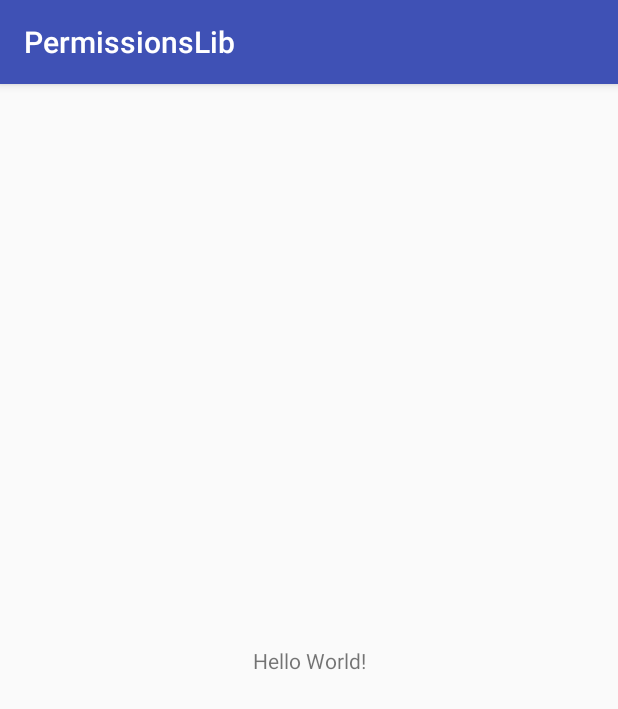
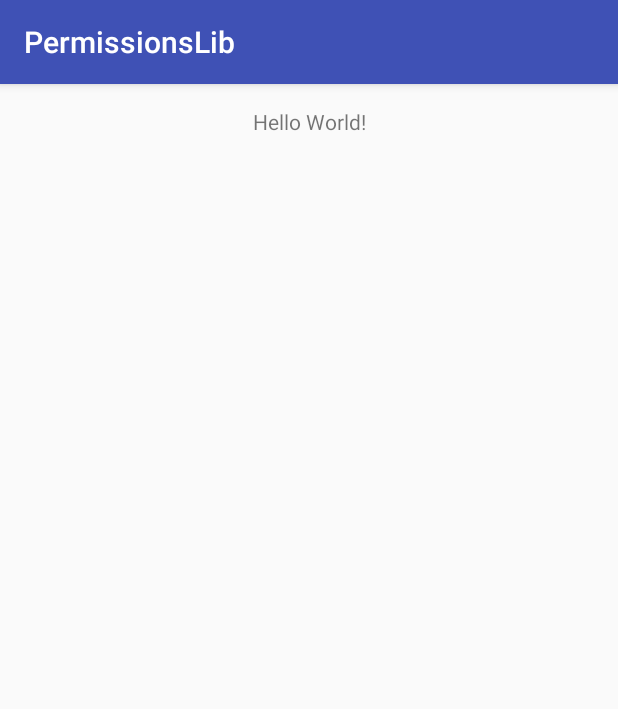
Before and after one commit to ziq358/PermissionsLib, an Android app: the screen it shows after launch (MainActivity), on a phone screen of 412 x 824 dp. Shown: the top 709 px of the screen. Run offline under Robolectric (Android 15) with nearby library versions, the phone set to English and light mode, and no system bars.

```diff
--- a/app/src/main/AndroidManifest.xml
+++ b/app/src/main/AndroidManifest.xml
@@ -1,6 +1,9 @@
 <?xml version="1.0" encoding="utf-8"?>
 <manifest xmlns:android="http://schemas.android.com/apk/res/android"
     package="com.example.john.permissionslib">
+
+
+    <uses-permission android:name="android.permission.READ_EXTERNAL_STORAGE" />
 
     <application
         android:allowBackup="true"
--- a/app/src/main/res/layout/activity_main.xml
+++ b/app/src/main/res/layout/activity_main.xml
@@ -1,18 +1,24 @@
 <?xml version="1.0" encoding="utf-8"?>
-<android.support.constraint.ConstraintLayout xmlns:android="http://schemas.android.com/apk/res/android"
-    xmlns:app="http://schemas.android.com/apk/res-auto"
+<LinearLayout xmlns:android="http://schemas.android.com/apk/res/android"
     xmlns:tools="http://schemas.android.com/tools"
     android:layout_width="match_parent"
     android:layout_height="match_parent"
+    android:orientation="vertical"
     tools:context="com.example.john.permissionslib.MainActivity">
 
     <TextView
-        android:layout_width="wrap_content"
-        android:layout_height="wrap_content"
+        android:id="@+id/hello_world"
+        android:layout_width="match_parent"
+        android:layout_height="50dp"
         android:text="Hello World!"
-        app:layout_constraintBottom_toBottomOf="parent"
-        app:layout_constraintLeft_toLeftOf="parent"
-        app:layout_constraintRight_toRightOf="parent"
-        app:layout_constraintTop_toTopOf="parent" />
+        android:gravity="center"/>
+    <TextView
+        android:id="@+id/grant_permission"
+        android:layout_marginTop="50dp"
+        android:layout_width="0dp"
+        android:layout_height="50dp"
+        android:text="annotation grant permission"
+        android:gravity="center"
+    />
 
-</android.support.constraint.ConstraintLayout>
+</LinearLayout>
```
Also changed, not shown: app/src/main/java/com/example/john/permissionslib/MainActivity.java (+75 -0 lines), lib/src/main/java/com/example/john/lib/NeedsPermission.java (added, +13 -0 lines), lib/src/main/java/com/example/john/lib/OnNeverAskAgain.java (added, +12 -0 lines), lib/src/main/java/com/example/john/lib/OnPermissionDenied.java (added, +12 -0 lines), processor/src/main/java/com/example/john/processor/PermissionsProcessor.java (+89 -18 lines).
